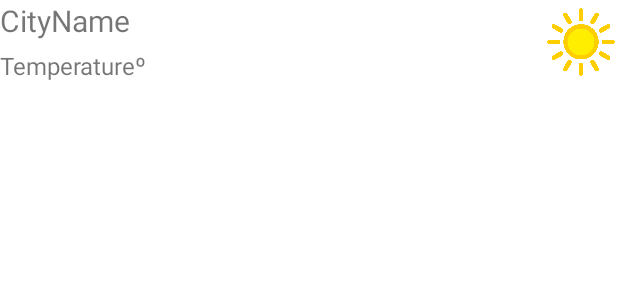
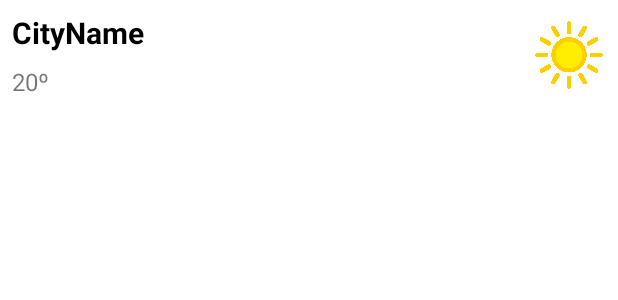
Before and after one commit to jposes22/open_weather_android, an Android app built with Jetpack Compose: the layout fragment_fav_cities_item.xml on its own in the app's theme, with its tools: preview values and no code run, on a phone screen of 412 x 824 dp. Shown: the top 300 px of the screen. Run offline under Robolectric (Android 15) with nearby library versions, the phone set to English and light mode, and no system bars.

Commit message:
Ajustes básicos de estilos de listado de fav

```diff
--- a/app/src/main/res/layout/fragment_fav_cities_item.xml
+++ b/app/src/main/res/layout/fragment_fav_cities_item.xml
@@ -9,9 +9,14 @@
 
     <TextView
         android:id="@+id/textView_cityName"
-        android:layout_width="wrap_content"
+        style="@style/AppThemeMain.TextView.Title"
+        android:layout_width="0dp"
         android:layout_height="wrap_content"
+        android:layout_marginStart="8dp"
+        android:layout_marginTop="8dp"
+        android:layout_marginEnd="8dp"
         android:textSize="20sp"
+        app:layout_constraintEnd_toStartOf="@+id/imageViewWeatherIcon"
         app:layout_constraintStart_toStartOf="parent"
         app:layout_constraintTop_toTopOf="parent"
         tools:text="CityName" />
@@ -20,16 +25,21 @@
         android:id="@+id/textView_temperature"
         android:layout_width="wrap_content"
         android:layout_height="wrap_content"
-        android:layout_marginTop="5dp"
+        android:layout_marginStart="8dp"
+        android:layout_marginTop="8dp"
+        android:layout_marginBottom="16dp"
         android:textSize="16sp"
+        app:layout_constraintBottom_toBottomOf="parent"
         app:layout_constraintStart_toStartOf="parent"
         app:layout_constraintTop_toBottomOf="@+id/textView_cityName"
-        tools:text="Temperatureº" />
+        tools:text="20º" />
 
     <ImageView
-        android:id="@+id/imageView2"
+        android:id="@+id/imageViewWeatherIcon"
         android:layout_width="49dp"
         android:layout_height="56dp"
+        android:layout_marginTop="8dp"
+        android:layout_marginEnd="8dp"
         app:layout_constraintBottom_toBottomOf="@+id/textView_temperature"
         app:layout_constraintEnd_toEndOf="parent"
         app:layout_constraintTop_toTopOf="parent"
--- a/app/src/main/res/values/themes.xml
+++ b/app/src/main/res/values/themes.xml
@@ -25,6 +25,7 @@
 
     <style name="AppThemeMain.TextView.Title" parent="android:Widget.TextView">
         <item name="android:textSize">16sp</item>
+        <item name="android:textStyle">bold</item>
         <item name="android:textColor">@color/black</item>
     </style>
 </resources>
```
Also changed, not shown: app/src/main/java/com/test/base/LoadImageComponent.kt (+9 -0 lines), app/src/main/java/com/test/domain/converter/CityConverter.kt (+4 -1 lines), app/src/main/java/com/test/domain/converter/WeatherConverter.kt (+1 -0 lines), app/src/main/java/com/test/domain/model/entity/WeatherEntity.kt (+1 -0 lines), app/src/main/java/com/test/domain/model/model/FavCityModel.kt (+5 -1 lines), app/src/main/java/com/test/ui/SecondFragment.kt (+1 -3 lines), app/src/main/java/com/test/ui/fav/FavCitiesRecyclerViewAdapter.kt (+5 -1 lines), app/src/main/java/com/test/ui/fav/FavCitiesViewModel.kt (+0 -8 lines).
